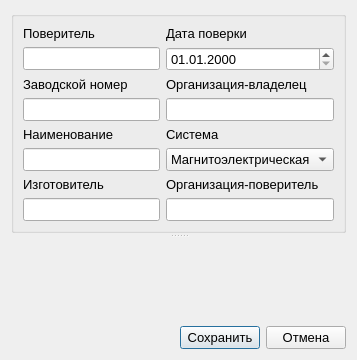
First picture: the form in ui/on_run_edit_template_form.ui, repository irsural/calibrator_pc, before the edit.
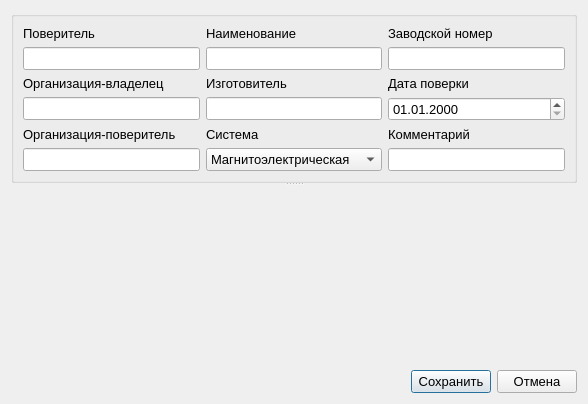
Second picture: the form after the edit.

Commit message: Соединил окна задания параметров с окном измерения. Добавил окно изменения параметров во время поверки

```diff
--- a/ui/on_run_edit_template_form.ui
+++ b/ui/on_run_edit_template_form.ui
@@ -6,8 +6,8 @@
    <rect>
     <x>0</x>
     <y>0</y>
-    <width>357</width>
-    <height>360</height>
+    <width>588</width>
+    <height>404</height>
    </rect>
   </property>
   <property name="font">
@@ -28,7 +28,7 @@
       <bool>true</bool>
      </property>
      <property name="handleWidth">
-      <number>5</number>
+      <number>2</number>
      </property>
      <property name="childrenCollapsible">
       <bool>false</bool>
@@ -37,10 +37,66 @@
       <layout class="QGridLayout" name="gridLayout_2">
        <item row="0" column="1">
         <layout class="QGridLayout" name="gridLayout">
+         <item row="4" column="2">
+          <widget class="QLabel" name="label_8">
+           <property name="text">
+            <string>Комментарий</string>
+           </property>
+          </widget>
+         </item>
          <item row="1" column="0">
           <widget class="QLineEdit" name="user_name_edit"/>
          </item>
+         <item row="2" column="1">
+          <widget class="QLabel" name="label_5">
+           <property name="sizePolicy">
+            <sizepolicy hsizetype="Expanding" vsizetype="Fixed">
+             <horstretch>0</horstretch>
+             <verstretch>0</verstretch>
+            </sizepolicy>
+           </property>
+           <property name="text">
+            <string>Изготовитель</string>
+           </property>
+          </widget>
+         </item>
+         <item row="0" column="2">
+          <widget class="QLabel" name="label_7">
+           <property name="sizePolicy">
+            <sizepolicy hsizetype="Expanding" vsizetype="Fixed">
+             <horstretch>0</horstretch>
+             <verstretch>0</verstretch>
+            </sizepolicy>
+           </property>
+           <property name="text">
+            <string>Заводской номер</string>
+           </property>
+          </widget>
+         </item>
          <item row="4" column="0">
+          <widget class="QLabel" name="label_13">
+           <property name="sizePolicy">
+            <sizepolicy hsizetype="Expanding" vsizetype="Fixed">
+             <horstretch>0</horstretch>
+             <verstretch>0</verstretch>
+            </sizepolicy>
+           </property>
+           <property name="text">
+            <string>Организация-поверитель</string>
+           </property>
+          </widget>
+         </item>
+         <item row="3" column="1">
+          <widget class="QLineEdit" name="device_creator_edit">
+           <property name="sizePolicy">
+            <sizepolicy hsizetype="Expanding" vsizetype="Fixed">
+             <horstretch>0</horstretch>
+             <verstretch>0</verstretch>
+            </sizepolicy>
+           </property>
+          </widget>
+         </item>
+         <item row="0" column="1">
           <widget class="QLabel" name="label_4">
            <property name="sizePolicy">
             <sizepolicy hsizetype="Expanding" vsizetype="Fixed">
@@ -53,27 +109,32 @@
            </property>
           </widget>
          </item>
-         <item row="2" column="0">
-          <widget class="QLabel" name="label_7">
+         <item row="5" column="1">
+          <widget class="QComboBox" name="system_combobox">
            <property name="sizePolicy">
             <sizepolicy hsizetype="Expanding" vsizetype="Fixed">
              <horstretch>0</horstretch>
              <verstretch>0</verstretch>
             </sizepolicy>
            </property>
-           <property name="text">
-            <string>Заводской номер</string>
-           </property>
+           <item>
+            <property name="text">
+             <string>Магнитоэлектрическая</string>
+            </property>
+           </item>
+           <item>
+            <property name="text">
+             <string>Электродинамическая</string>
+            </property>
+           </item>
+           <item>
+            <property name="text">
+             <string>Электромагнитная</string>
+            </property>
+           </item>
           </widget>
          </item>
-         <item row="0" column="0">
-          <widget class="QLabel" name="label">
-           <property name="text">
-            <string>Поверитель</string>
-           </property>
-          </widget>
-         </item>
-         <item row="7" column="1">
+         <item row="5" column="0">
           <widget class="QLineEdit" name="organisation_edit">
            <property name="sizePolicy">
             <sizepolicy hsizetype="Expanding" vsizetype="Fixed">
@@ -89,44 +150,44 @@
            </property>
           </widget>
          </item>
-         <item row="1" column="1">
+         <item row="4" column="1">
+          <widget class="QLabel" name="label_2">
+           <property name="sizePolicy">
+            <sizepolicy hsizetype="Expanding" vsizetype="Fixed">
+             <horstretch>0</horstretch>
+             <verstretch>0</verstretch>
+            </sizepolicy>
+           </property>
+           <property name="text">
+            <string>Система</string>
+           </property>
+          </widget>
+         </item>
+         <item row="3" column="2">
           <widget class="QDateTimeEdit" name="date_edit">
            <property name="displayFormat">
             <string>dd.MM.yyyy</string>
            </property>
           </widget>
          </item>
-         <item row="0" column="1">
-          <widget class="QLabel" name="label_6">
-           <property name="text">
-            <string>Дата поверки</string>
-           </property>
-          </widget>
-         </item>
-         <item row="6" column="1">
-          <widget class="QLabel" name="label_13">
+         <item row="1" column="2">
+          <widget class="QLineEdit" name="serial_number_edit">
            <property name="sizePolicy">
             <sizepolicy hsizetype="Expanding" vsizetype="Fixed">
              <horstretch>0</horstretch>
              <verstretch>0</verstretch>
             </sizepolicy>
            </property>
-           <property name="text">
-            <string>Организация-поверитель</string>
-           </property>
           </widget>
          </item>
-         <item row="3" column="1">
-          <widget class="QLineEdit" name="owner_edit">
-           <property name="sizePolicy">
-            <sizepolicy hsizetype="Expanding" vsizetype="Fixed">
-             <horstretch>0</horstretch>
-             <verstretch>0</verstretch>
-            </sizepolicy>
+         <item row="0" column="0">
+          <widget class="QLabel" name="label">
+           <property name="text">
+            <string>Поверитель</string>
            </property>
           </widget>
          </item>
-         <item row="2" column="1">
+         <item row="2" column="0">
           <widget class="QLabel" name="label_3">
            <property name="sizePolicy">
             <sizepolicy hsizetype="Expanding" vsizetype="Fixed">
@@ -139,8 +200,25 @@
            </property>
           </widget>
          </item>
+         <item row="1" column="1">
+          <widget class="QLineEdit" name="device_name_edit">
+           <property name="sizePolicy">
+            <sizepolicy hsizetype="Expanding" vsizetype="Fixed">
+             <horstretch>0</horstretch>
+             <verstretch>0</verstretch>
+            </sizepolicy>
+           </property>
+          </widget>
+         </item>
+         <item row="2" column="2">
+          <widget class="QLabel" name="label_6">
+           <property name="text">
+            <string>Дата поверки</string>
+           </property>
+          </widget>
+         </item>
          <item row="3" column="0">
-          <widget class="QLineEdit" name="serial_number_edit">
+          <widget class="QLineEdit" name="owner_edit">
            <property name="sizePolicy">
             <sizepolicy hsizetype="Expanding" vsizetype="Fixed">
              <horstretch>0</horstretch>
@@ -149,76 +227,8 @@
            </property>
           </widget>
          </item>
-         <item row="7" column="0">
-          <widget class="QLineEdit" name="creator_edit">
-           <property name="sizePolicy">
-            <sizepolicy hsizetype="Expanding" vsizetype="Fixed">
-             <horstretch>0</horstretch>
-             <verstretch>0</verstretch>
-            </sizepolicy>
-           </property>
-          </widget>
-         </item>
-         <item row="6" column="0">
-          <widget class="QLabel" name="label_5">
-           <property name="sizePolicy">
-            <sizepolicy hsizetype="Expanding" vsizetype="Fixed">
-             <horstretch>0</horstretch>
-             <verstretch>0</verstretch>
-            </sizepolicy>
-           </property>
-           <property name="text">
-            <string>Изготовитель</string>
-           </property>
-          </widget>
-         </item>
-         <item row="5" column="0">
-          <widget class="QLineEdit" name="name_edit">
-           <property name="sizePolicy">
-            <sizepolicy hsizetype="Expanding" vsizetype="Fixed">
-             <horstretch>0</horstretch>
-             <verstretch>0</verstretch>
-            </sizepolicy>
-           </property>
-          </widget>
-         </item>
-         <item row="4" column="1">
-          <widget class="QLabel" name="label_2">
-           <property name="sizePolicy">
-            <sizepolicy hsizetype="Expanding" vsizetype="Fixed">
-             <horstretch>0</horstretch>
-             <verstretch>0</verstretch>
-            </sizepolicy>
-           </property>
-           <property name="text">
-            <string>Система</string>
-           </property>
-          </widget>
-         </item>
-         <item row="5" column="1">
-          <widget class="QComboBox" name="system_combobox">
-           <property name="sizePolicy">
-            <sizepolicy hsizetype="Expanding" vsizetype="Fixed">
-             <horstretch>0</horstretch>
-             <verstretch>0</verstretch>
-            </sizepolicy>
-           </property>
-           <item>
-            <property name="text">
-             <string>Магнитоэлектрическая</string>
-            </property>
-           </item>
-           <item>
-            <property name="text">
-             <string>Электродинамическая</string>
-            </property>
-           </item>
-           <item>
-            <property name="text">
-             <string>Электромагнитная</string>
-            </property>
-           </item>
-          </widget>
+         <item row="5" column="2">
+          <widget class="QLineEdit" name="comment_edit"/>
          </item>
         </layout>
        </item>
@@ -236,13 +246,13 @@
         <number>0</number>
        </property>
        <property name="topMargin">
-        <number>9</number>
+        <number>0</number>
        </property>
        <property name="rightMargin">
         <number>0</number>
        </property>
        <property name="bottomMargin">
-        <number>9</number>
+        <number>0</number>
        </property>
        <item>
         <layout class="QVBoxLayout" name="marks_widget_layout"/>
```
The commit also changes 16 other files.
